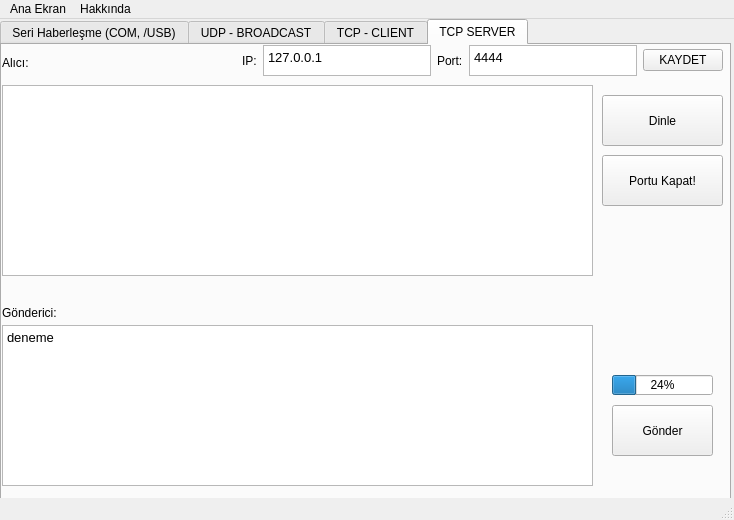
Above: qt.ui from mcagriaksoy/TCP-Serial-UDP-Communication-GUI before the change. Below: the same form after it.
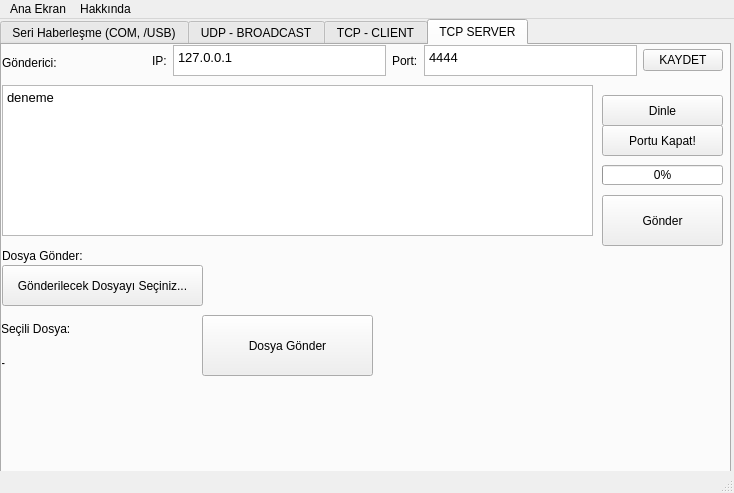
That is the form after the change. Icons and pictures are not drawn.

The edit to the form file:
```diff
--- a/qt.ui
+++ b/qt.ui
@@ -7,7 +7,7 @@
     <x>0</x>
     <y>0</y>
     <width>734</width>
-    <height>520</height>
+    <height>493</height>
    </rect>
   </property>
   <property name="cursor">
@@ -374,25 +374,6 @@
           <string>Gönder</string>
          </property>
         </widget>
-        <widget class="QLabel" name="label">
-         <property name="geometry">
-          <rect>
-           <x>640</x>
-           <y>400</y>
-           <width>81</width>
-           <height>51</height>
-          </rect>
-         </property>
-         <property name="text">
-          <string/>
-         </property>
-         <property name="pixmap">
-          <pixmap>index.jpeg</pixmap>
-         </property>
-         <property name="scaledContents">
-          <bool>true</bool>
-         </property>
-        </widget>
         <widget class="QPushButton" name="pushButton_5">
          <property name="geometry">
           <rect>
@@ -797,25 +778,12 @@
         <attribute name="title">
          <string>TCP SERVER</string>
         </attribute>
-        <widget class="QLabel" name="label_70">
-         <property name="geometry">
-          <rect>
-           <x>0</x>
-           <y>10</y>
-           <width>91</width>
-           <height>16</height>
-          </rect>
-         </property>
-         <property name="text">
-          <string>Alıcı:</string>
-         </property>
-        </widget>
         <widget class="QPushButton" name="pushButton_37">
          <property name="geometry">
           <rect>
-           <x>610</x>
-           <y>360</y>
-           <width>101</width>
+           <x>600</x>
+           <y>150</y>
+           <width>121</width>
            <height>51</height>
           </rect>
          </property>
@@ -829,7 +797,7 @@
            <x>600</x>
            <y>50</y>
            <width>121</width>
-           <height>51</height>
+           <height>31</height>
           </rect>
          </property>
          <property name="text">
@@ -839,23 +807,23 @@
         <widget class="QProgressBar" name="progressBar_10">
          <property name="geometry">
           <rect>
-           <x>610</x>
-           <y>330</y>
-           <width>101</width>
+           <x>600</x>
+           <y>120</y>
+           <width>121</width>
            <height>20</height>
           </rect>
          </property>
          <property name="value">
-          <number>24</number>
+          <number>0</number>
          </property>
         </widget>
         <widget class="QTextEdit" name="textEdit_37">
          <property name="geometry">
           <rect>
            <x>0</x>
-           <y>280</y>
+           <y>40</y>
            <width>591</width>
-           <height>161</height>
+           <height>151</height>
           </rect>
          </property>
          <property name="html">
@@ -870,9 +838,9 @@
          <property name="geometry">
           <rect>
            <x>600</x>
-           <y>110</y>
+           <y>80</y>
            <width>121</width>
-           <height>51</height>
+           <height>31</height>
           </rect>
          </property>
          <property name="text">
@@ -882,9 +850,9 @@
         <widget class="QWidget" name="horizontalLayoutWidget_10">
          <property name="geometry">
           <rect>
-           <x>240</x>
+           <x>150</x>
            <y>0</y>
-           <width>481</width>
+           <width>571</width>
            <height>31</height>
           </rect>
          </property>
@@ -937,21 +905,11 @@
           </item>
          </layout>
         </widget>
-        <widget class="QTextEdit" name="textEdit_40">
-         <property name="geometry">
-          <rect>
-           <x>0</x>
-           <y>40</y>
-           <width>591</width>
-           <height>191</height>
-          </rect>
-         </property>
-        </widget>
         <widget class="QLabel" name="label_74">
          <property name="geometry">
           <rect>
            <x>0</x>
-           <y>260</y>
+           <y>10</y>
            <width>201</width>
            <height>16</height>
           </rect>
@@ -963,10 +921,10 @@
         <widget class="QLabel" name="label_71">
          <property name="geometry">
           <rect>
-           <x>170</x>
-           <y>230</y>
-           <width>261</width>
-           <height>51</height>
+           <x>270</x>
+           <y>200</y>
+           <width>321</width>
+           <height>61</height>
           </rect>
          </property>
          <property name="text">
@@ -979,6 +937,90 @@
           <bool>true</bool>
          </property>
         </widget>
+        <widget class="QLabel" name="label_75">
+         <property name="geometry">
+          <rect>
+           <x>0</x>
+           <y>200</y>
+           <width>231</width>
+           <height>21</height>
+          </rect>
+         </property>
+         <property name="text">
+          <string>Dosya Gönder:</string>
+         </property>
+        </widget>
+        <widget class="QPushButton" name="pushButton_16">
+         <property name="geometry">
+          <rect>
+           <x>200</x>
+           <y>270</y>
+           <width>171</width>
+           <height>61</height>
+          </rect>
+         </property>
+         <property name="text">
+          <string>Dosya Gönder</string>
+         </property>
+        </widget>
+        <widget class="QPushButton" name="pushButton_17">
+         <property name="geometry">
+          <rect>
+           <x>0</x>
+           <y>220</y>
+           <width>201</width>
+           <height>41</height>
+          </rect>
+         </property>
+         <property name="text">
+          <string>Gönderilecek Dosyayı Seçiniz...</string>
+         </property>
+        </widget>
+        <widget class="QLabel" name="label">
+         <property name="geometry">
+          <rect>
+           <x>210</x>
+           <y>220</y>
+           <width>51</width>
+           <height>41</height>
+          </rect>
+         </property>
+         <property name="text">
+          <string/>
+         </property>
+         <property name="pixmap">
+          <pixmap>1.jpg</pixmap>
+         </property>
+         <property name="scaledContents">
+          <bool>true</bool>
+         </property>
+        </widget>
+        <widget class="QWidget" name="verticalLayoutWidget_3">
+         <property name="geometry">
+          <rect>
+           <x>-1</x>
+           <y>270</y>
+           <width>201</width>
+           <height>61</height>
+          </rect>
+         </property>
+         <layout class="QVBoxLayout" name="verticalLayout_3">
+          <item>
+           <widget class="QLabel" name="label_25">
+            <property name="text">
+             <string>Seçili Dosya:</string>
+            </property>
+           </widget>
+          </item>
+          <item>
+           <widget class="QLabel" name="label_26">
+            <property name="text">
+             <string>-</string>
+            </property>
+           </widget>
+          </item>
+         </layout>
+        </widget>
        </widget>
       </widget>
      </item>
```
Left out of the diff: 115 changed lines with no effect on the pictures.
